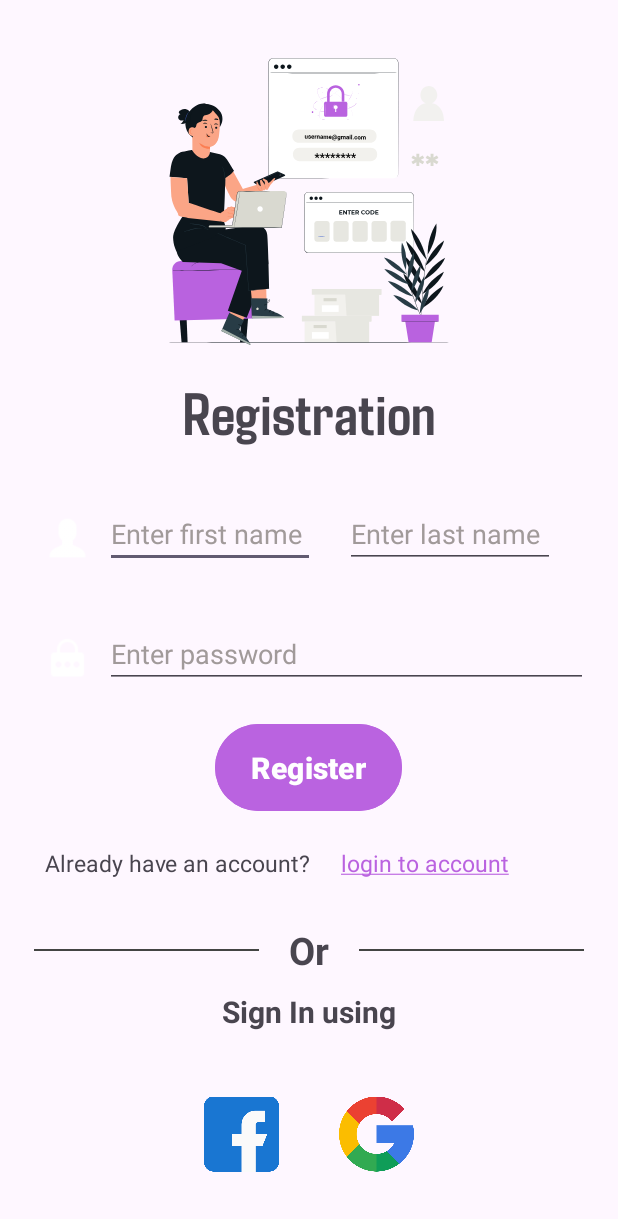
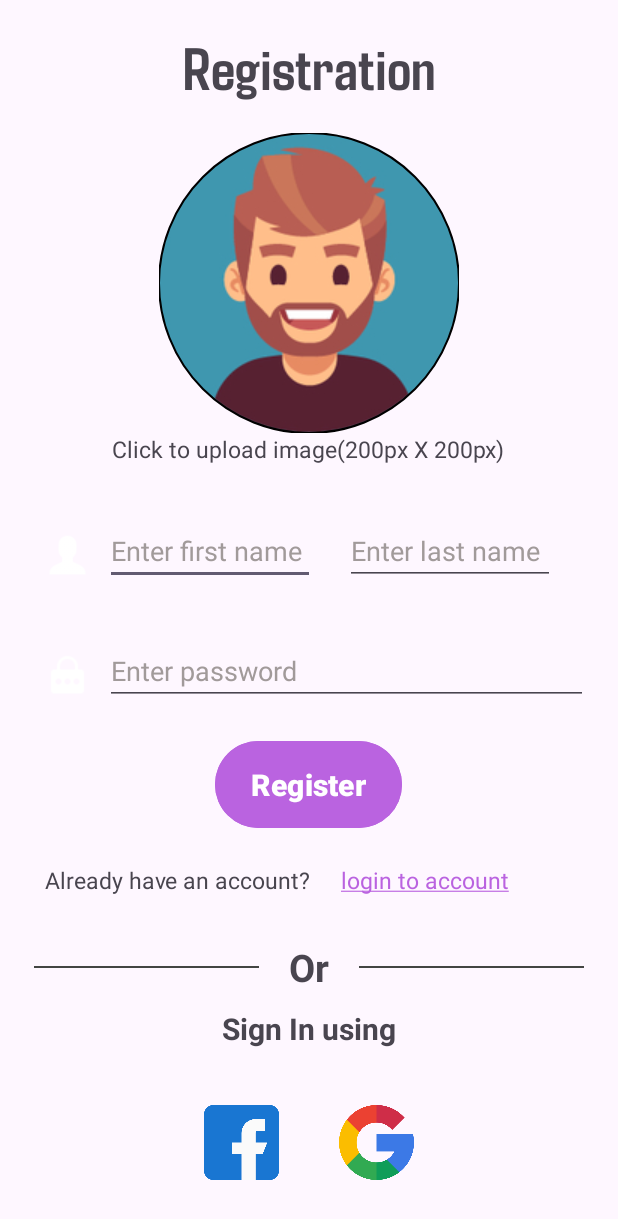
Before and after one commit to ShihabSarar12/Toucan-Music-App, an Android app: the Registration screen opened directly, with no data from a screen before it, on a phone screen of 412 x 824 dp. Shown: the top 1219 px of the screen. Run offline under Robolectric (Android 15) with nearby library versions, the phone set to English and light mode, and no system bars.

Commit message:
registration added

```diff
--- a/app/src/main/java/com/example/toucan/Login.java
+++ b/app/src/main/java/com/example/toucan/Login.java
@@ -48,12 +48,13 @@ public class Login extends AppCompatActivity {
                 .setMessage("Are you sure you want to exit?")
                 .setNegativeButton(android.R.string.no, null)
                 .setPositiveButton(android.R.string.yes, new DialogInterface.OnClickListener() {
-
                     public void onClick(DialogInterface arg0, int arg1) {
-                        setResult(RESULT_OK, new Intent().putExtra("EXIT", true));
                         finish();
+                        Intent intent = new Intent(Intent.ACTION_MAIN);
+                        intent.addCategory(Intent.CATEGORY_HOME);
+                        intent.setFlags(Intent.FLAG_ACTIVITY_NEW_TASK);
+                        startActivity(intent);
                     }
-
                 }).create().show();
     }
 }
--- a/app/src/main/java/com/example/toucan/Registration.java
+++ b/app/src/main/java/com/example/toucan/Registration.java
@@ -1,13 +1,19 @@
 package com.example.toucan;
 
+import androidx.annotation.Nullable;
 import androidx.appcompat.app.AppCompatActivity;
 
 import android.content.Intent;
 import android.os.Bundle;
+import android.provider.MediaStore;
 import android.widget.TextView;
 
+import com.google.android.material.imageview.ShapeableImageView;
+
 public class Registration extends AppCompatActivity {
+    private final int GALLERY_REQ_CODE = 1000;
     private TextView loginAccBtn;
+    private ShapeableImageView profileImg;
 
     @Override
     protected void onCreate(Bundle savedInstanceState) {
@@ -15,9 +21,23 @@ public class Registration extends AppCompatActivity {
         setContentView(R.layout.activity_registration);
 
         loginAccBtn = findViewById(R.id.loginAccBtn);
+        profileImg = findViewById(R.id.profileImg);
 
+        profileImg.setOnClickListener(view->{
+            Intent iGallery = new Intent(Intent.ACTION_PICK);
+            iGallery.setData(MediaStore.Images.Media.EXTERNAL_CONTENT_URI);
+            startActivityForResult(iGallery, GALLERY_REQ_CODE);
+        });
         loginAccBtn.setOnClickListener(view->{
             startActivity(new Intent(Registration.this, Login.class));
         });
     }
+
+    @Override
+    protected void onActivityResult(int requestCode, int resultCode, @Nullable Intent data) {
+        super.onActivityResult(requestCode, resultCode, data);
+        if(resultCode==RESULT_OK && requestCode == GALLERY_REQ_CODE){
+            profileImg.setImageURI(data.getData());
+        }
+    }
 }
--- a/app/src/main/res/layout/activity_registration.xml
+++ b/app/src/main/res/layout/activity_registration.xml
@@ -7,22 +7,32 @@
     tools:context=".Login"
     android:orientation="vertical"
     >
-    <com.airbnb.lottie.LottieAnimationView
-        android:layout_width="match_parent"
-        android:layout_height="200dp"
-        android:layout_marginTop="30dp"
-        app:lottie_rawRes="@raw/login_animation"
-        app:lottie_loop="true"
-        app:lottie_autoPlay="true"
-        />
     <TextView
         android:layout_width="match_parent"
         android:layout_height="wrap_content"
         android:text="Registration"
         android:textSize="40sp"
         android:layout_marginTop="20dp"
+        android:layout_marginBottom="20dp"
         android:gravity="center"
         android:fontFamily="@font/agdasima_bold"
+        />
+    <com.google.android.material.imageview.ShapeableImageView
+        android:id="@+id/profileImg"
+        android:layout_width="200dp"
+        android:layout_height="200dp"
+        app:shapeAppearanceOverlay="@style/roundedImageViewRounded"
+        app:strokeColor="@color/black"
+        android:layout_gravity="center"
+        android:src="@drawable/upload"
+        app:strokeWidth="1dp"
+    />
+    <TextView
+        android:layout_width="wrap_content"
+        android:layout_height="wrap_content"
+        android:text="@string/upload_img"
+        android:textSize="15sp"
+        android:layout_gravity="center"
         />
     <LinearLayout
         android:layout_width="match_parent"
--- a/app/src/main/res/values/strings.xml
+++ b/app/src/main/res/values/strings.xml
@@ -7,4 +7,5 @@
     <string name="account_create_link"><u>create an account</u></string>
     <string name="account_login">Already have an account? </string>
     <string name="account_login_link"><u>login to account</u></string>
+    <string name="upload_img">Click to upload image(200px X 200px)</string>
 </resources>
--- a/app/src/main/res/values/themes.xml
+++ b/app/src/main/res/values/themes.xml
@@ -4,6 +4,9 @@
         <!-- Customize your light theme here. -->
         <!-- <item name="colorPrimary">@color/my_light_primary</item> -->
     </style>
-
+    <style name="roundedImageViewRounded">
+        <item name="cornerFamily">rounded</item>
+        <item name="cornerSize">50%</item>
+    </style>
     <style name="Theme.Toucan" parent="Base.Theme.Toucan" />
 </resources>
```
Also changed, not shown: app/src/main/res/drawable/upload.jpg (added).
